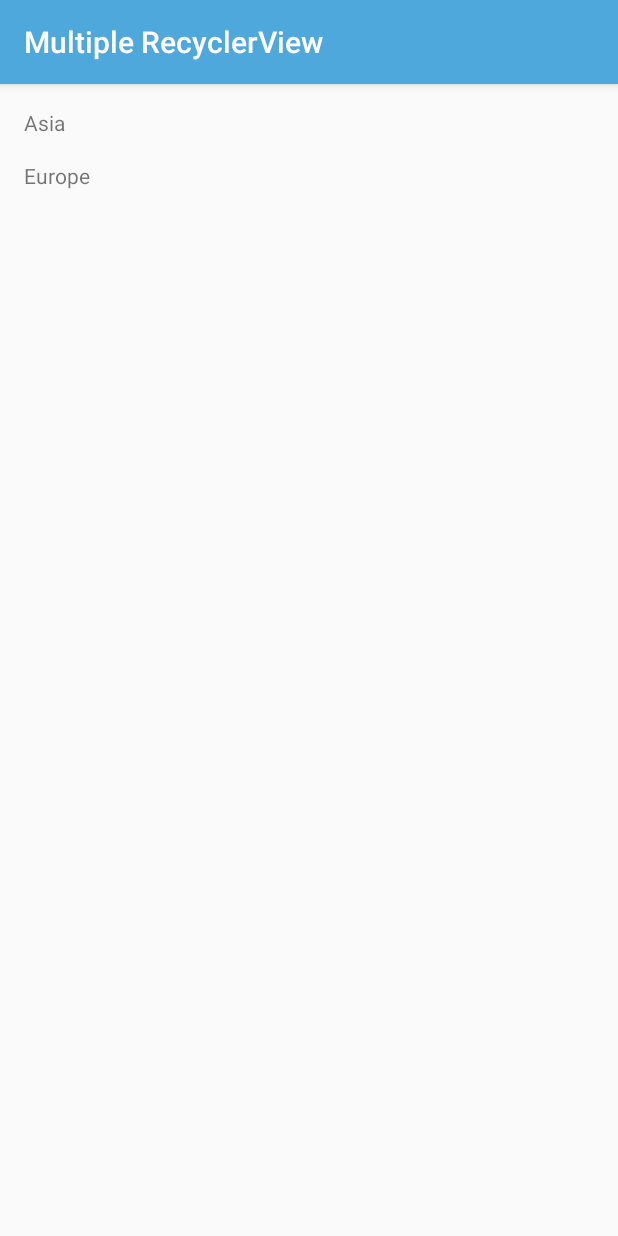
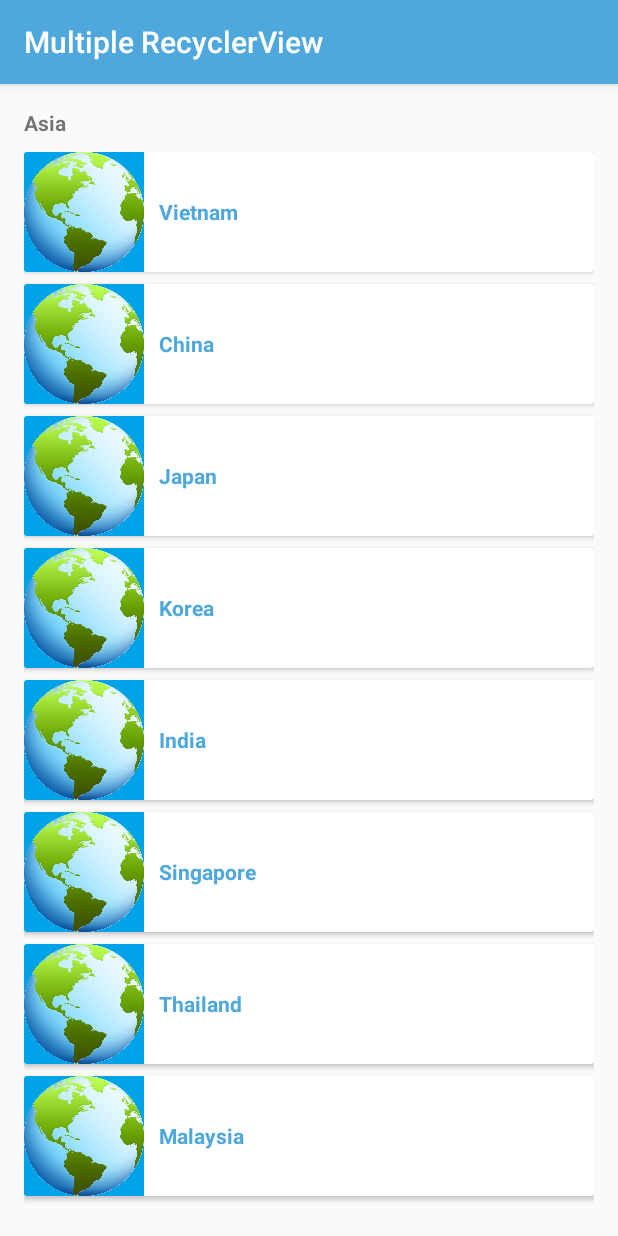
Before and after one commit to DevExchanges/MultiRecyclerViewAndroid, an Android app: the screen it shows after launch (MainActivity), on a phone screen of 412 x 824 dp. Run offline under Robolectric (Android 15) with nearby library versions, the phone set to English and light mode, and no system bars.

Commit message:
fix bugs

```diff
--- a/app/src/main/java/info/devexchanges/multiplerecyclerview/MainActivity.java
+++ b/app/src/main/java/info/devexchanges/multiplerecyclerview/MainActivity.java
@@ -21,9 +21,18 @@ public class MainActivity extends AppCompatActivity {
         firstRecyclerView = (RecyclerView)findViewById(R.id.recycler);
         secondRecyclerView = (RecyclerView)findViewById(R.id.recycler_1);
 
+        //create and set layout manager for each RecyclerView
         RecyclerView.LayoutManager firstLayoutManager = new LinearLayoutManager(this);
         RecyclerView.LayoutManager secondLayoutManager = new LinearLayoutManager(this);
+
         firstRecyclerView.setLayoutManager(firstLayoutManager);
         secondRecyclerView.setLayoutManager(secondLayoutManager);
+
+        //Initializing and set adapter for each RecyclerView
+        RecyclerViewAdapter firstAdapter = new RecyclerViewAdapter(this, asiaCountries);
+        RecyclerViewAdapter secondAdapter = new RecyclerViewAdapter(this, europeCountries);
+
+        firstRecyclerView.setAdapter(firstAdapter);
+        secondRecyclerView.setAdapter(secondAdapter);
     }
 }
--- /dev/null
+++ b/app/src/main/java/info/devexchanges/multiplerecyclerview/RecyclerViewAdapter.java
@@ -0,0 +1,45 @@
+package info.devexchanges.multiplerecyclerview;
+
+import android.app.Activity;
+import android.support.v7.widget.RecyclerView;
+import android.view.LayoutInflater;
+import android.view.View;
+import android.view.ViewGroup;
+import android.widget.TextView;
+
+public class RecyclerViewAdapter extends RecyclerView.Adapter<RecyclerViewAdapter.ViewHolder> {
+    private Activity activity;
+    private String[] strings;
+
+    public RecyclerViewAdapter(Activity activity, String[] strings) {
+        this.activity = activity;
+        this.strings = strings;
+    }
+
+    @Override
+    public ViewHolder onCreateViewHolder(ViewGroup parent, int viewType) {
+        LayoutInflater inflater = activity.getLayoutInflater();
+        View view = inflater.inflate(R.layout.item_recycler_view, parent, false);
+
+        return new ViewHolder(view);
+    }
+
+    @Override
+    public void onBindViewHolder(ViewHolder viewHolder, final int position) {
+        viewHolder.textView.setText(strings[position]);
+    }
+
+    @Override
+    public int getItemCount() {
+        return strings.length;
+    }
+
+    class ViewHolder extends RecyclerView.ViewHolder {
+        private TextView textView;
+
+        public ViewHolder(View view) {
+            super(view);
+            textView = (TextView) view.findViewById(R.id.text);
+        }
+    }
+}
--- a/app/src/main/res/layout/activity_main.xml
+++ b/app/src/main/res/layout/activity_main.xml
@@ -19,7 +19,9 @@
             android:layout_width="match_parent"
             android:layout_height="wrap_content"
             android:gravity="center_vertical"
-            android:text="Asia" />
+            android:paddingBottom="10dp"
+            android:text="Asia"
+            android:textStyle="bold" />
 
         <android.support.v7.widget.RecyclerView
             android:id="@+id/recycler"
@@ -31,7 +33,9 @@
             android:layout_height="wrap_content"
             android:layout_marginTop="@dimen/activity_horizontal_margin"
             android:gravity="center_vertical"
-            android:text="Europe" />
+            android:paddingBottom="10dp"
+            android:text="Europe"
+            android:textStyle="bold" />
 
         <android.support.v7.widget.RecyclerView
             android:id="@+id/recycler_1"
--- a/app/src/main/res/layout/item_recycler_view.xml
+++ b/app/src/main/res/layout/item_recycler_view.xml
@@ -1,8 +1,30 @@
 <?xml version="1.0" encoding="utf-8"?>
 <android.support.v7.widget.CardView xmlns:android="http://schemas.android.com/apk/res/android"
     android:layout_width="match_parent"
-    android:layout_height="match_parent"
+    android:layout_height="wrap_content"
     android:layout_marginBottom="8dp">
 
+    <RelativeLayout
+        android:layout_width="match_parent"
+        android:layout_height="wrap_content">
 
+        <ImageView
+            android:id="@+id/image"
+            android:layout_width="80dp"
+            android:layout_height="80dp"
+            android:src="@drawable/world"
+            android:contentDescription="@null" />
+
+        <TextView
+            android:id="@+id/text"
+            android:textColor="@color/colorPrimary"
+            android:layout_width="wrap_content"
+            android:layout_height="wrap_content"
+            android:textStyle="bold"
+            android:layout_centerVertical="true"
+            android:layout_toRightOf="@+id/image"
+            android:layout_toEndOf="@+id/image"
+            android:padding="10dp"
+            android:text="@string/app_name" />
+    </RelativeLayout>
 </android.support.v7.widget.CardView>
```
Also changed, not shown: app/src/main/res/drawable/world.jpg (added).
